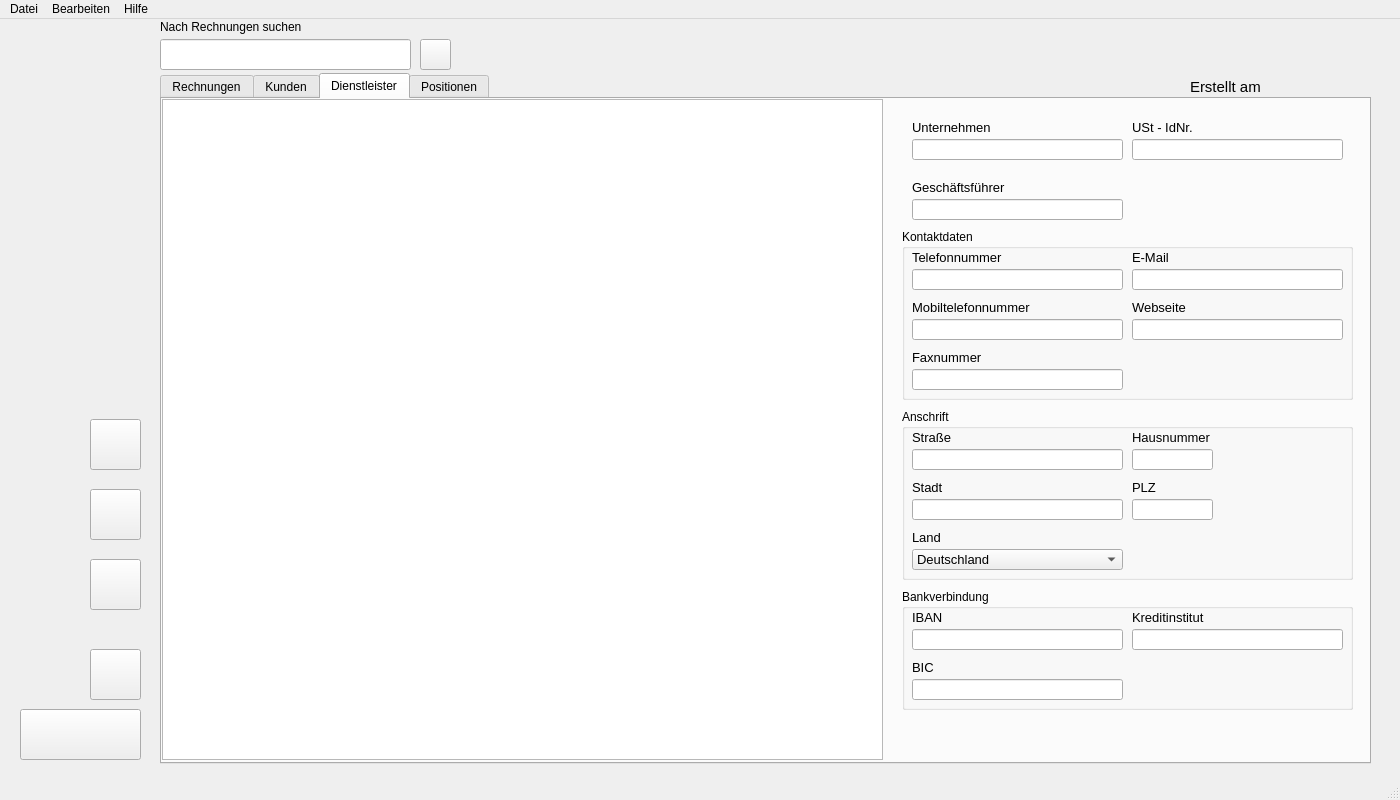
SIMKCN/LF11-Projekt, file Qt/main.ui: the form before one commit.
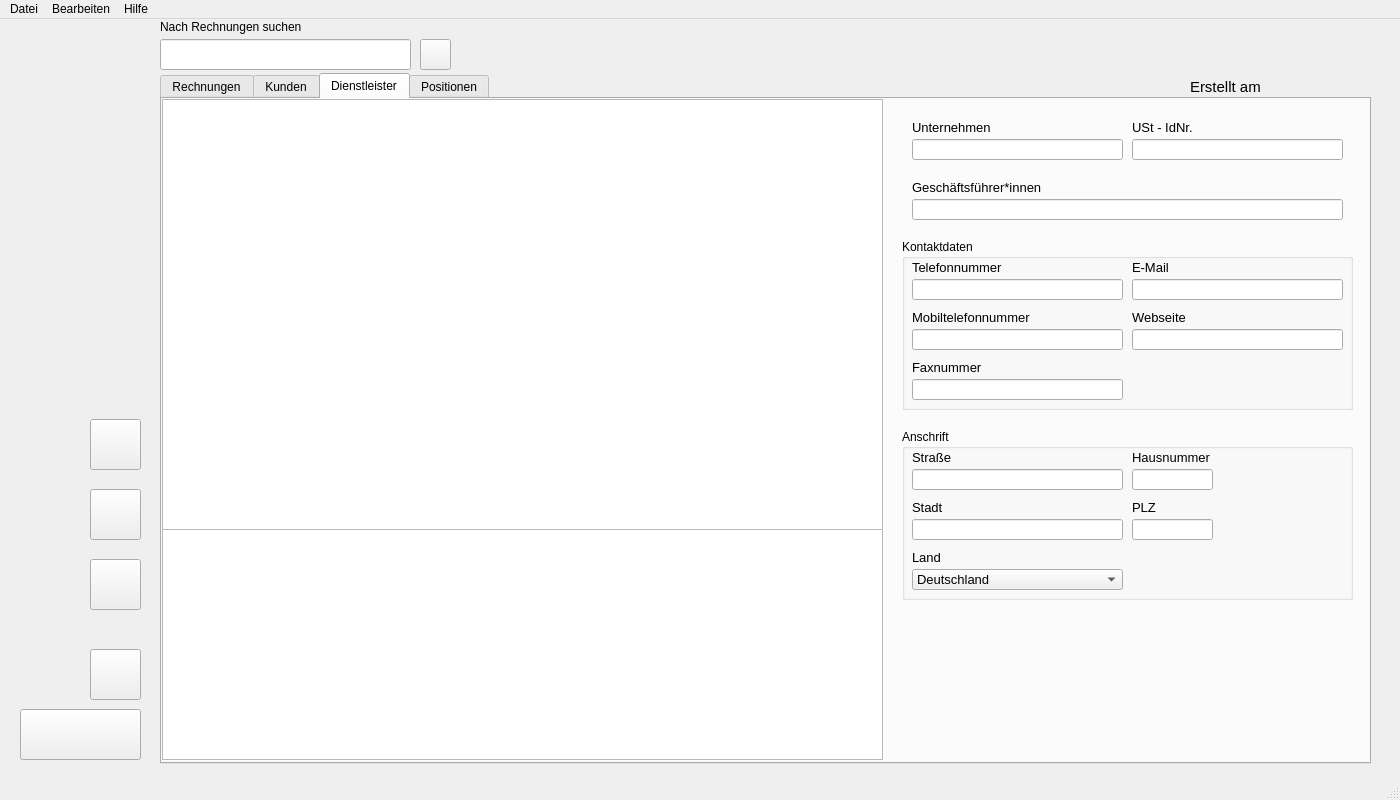
The form after the commit. The open tabs and pages were chosen to show the change. Icons and pictures are not drawn.

Commit message: Neuer Stand

Patch:
```diff
--- a/Qt/main.ui
+++ b/Qt/main.ui
@@ -691,7 +691,7 @@
         <x>0</x>
         <y>0</y>
         <width>721</width>
-        <height>661</height>
+        <height>431</height>
        </rect>
       </property>
       <property name="sortingEnabled">
@@ -738,7 +738,7 @@
       <property name="geometry">
        <rect>
         <x>740</x>
-        <y>130</y>
+        <y>140</y>
         <width>451</width>
         <height>171</height>
        </rect>
@@ -916,7 +916,7 @@
       <property name="geometry">
        <rect>
         <x>740</x>
-        <y>310</y>
+        <y>330</y>
         <width>451</width>
         <height>171</height>
        </rect>
@@ -1148,124 +1148,12 @@
        <string>USt - IdNr.</string>
       </property>
      </widget>
-     <widget class="QGroupBox" name="groupBox_4">
-      <property name="geometry">
-       <rect>
-        <x>740</x>
-        <y>490</y>
-        <width>451</width>
-        <height>121</height>
-       </rect>
-      </property>
-      <property name="title">
-       <string>Bankverbindung</string>
-      </property>
-      <widget class="QLabel" name="lbl_iban">
-       <property name="geometry">
-        <rect>
-         <x>10</x>
-         <y>20</y>
-         <width>211</width>
-         <height>16</height>
-        </rect>
-       </property>
-       <property name="font">
-        <font>
-         <pointsize>10</pointsize>
-        </font>
-       </property>
-       <property name="text">
-        <string>IBAN</string>
-       </property>
-      </widget>
-      <widget class="QLineEdit" name="tb_iban">
-       <property name="geometry">
-        <rect>
-         <x>10</x>
-         <y>40</y>
-         <width>211</width>
-         <height>21</height>
-        </rect>
-       </property>
-       <property name="font">
-        <font>
-         <pointsize>10</pointsize>
-        </font>
-       </property>
-      </widget>
-      <widget class="QLineEdit" name="tb_bic">
-       <property name="geometry">
-        <rect>
-         <x>10</x>
-         <y>90</y>
-         <width>211</width>
-         <height>21</height>
-        </rect>
-       </property>
-       <property name="font">
-        <font>
-         <pointsize>10</pointsize>
-        </font>
-       </property>
-      </widget>
-      <widget class="QLabel" name="lbl_bic">
-       <property name="geometry">
-        <rect>
-         <x>10</x>
-         <y>70</y>
-         <width>211</width>
-         <height>16</height>
-        </rect>
-       </property>
-       <property name="font">
-        <font>
-         <pointsize>10</pointsize>
-        </font>
-       </property>
-       <property name="text">
-        <string>BIC</string>
-       </property>
-      </widget>
-      <widget class="QLineEdit" name="tb_kreditinstitut">
-       <property name="geometry">
-        <rect>
-         <x>230</x>
-         <y>40</y>
-         <width>211</width>
-         <height>21</height>
-        </rect>
-       </property>
-       <property name="font">
-        <font>
-         <pointsize>10</pointsize>
-        </font>
-       </property>
-      </widget>
-      <widget class="QLabel" name="lbl_kreditinstitut">
-       <property name="geometry">
-        <rect>
-         <x>230</x>
-         <y>20</y>
-         <width>211</width>
-         <height>16</height>
-        </rect>
-       </property>
-       <property name="font">
-        <font>
-         <pointsize>10</pointsize>
-        </font>
-       </property>
-       <property name="text">
-        <string>Kreditinstitut</string>
-       </property>
-      </widget>
-     </widget>
      <widget class="QLineEdit" name="tb_dienst_ceo">
       <property name="geometry">
        <rect>
         <x>750</x>
         <y>100</y>
-        <width>211</width>
+        <width>431</width>
         <height>21</height>
        </rect>
       </property>
@@ -1280,7 +1168,7 @@
        <rect>
         <x>750</x>
         <y>80</y>
-        <width>211</width>
+        <width>431</width>
         <height>16</height>
        </rect>
       </property>
@@ -1290,7 +1178,23 @@
        </font>
       </property>
       <property name="text">
-       <string>Geschäftsführer</string>
+       <string>Geschäftsführer*innen</string>
+      </property>
+     </widget>
+     <widget class="QTableView" name="tv_detail_dienstleister">
+      <property name="geometry">
+       <rect>
+        <x>0</x>
+        <y>430</y>
+        <width>721</width>
+        <height>231</height>
+       </rect>
+      </property>
+      <property name="sortingEnabled">
+       <bool>true</bool>
+      </property>
+      <property name="wordWrap">
+       <bool>true</bool>
       </property>
      </widget>
     </widget>
```
Left out of the diff: 6 changed lines with no effect on the pictures. The commit also changes 2 other files.
